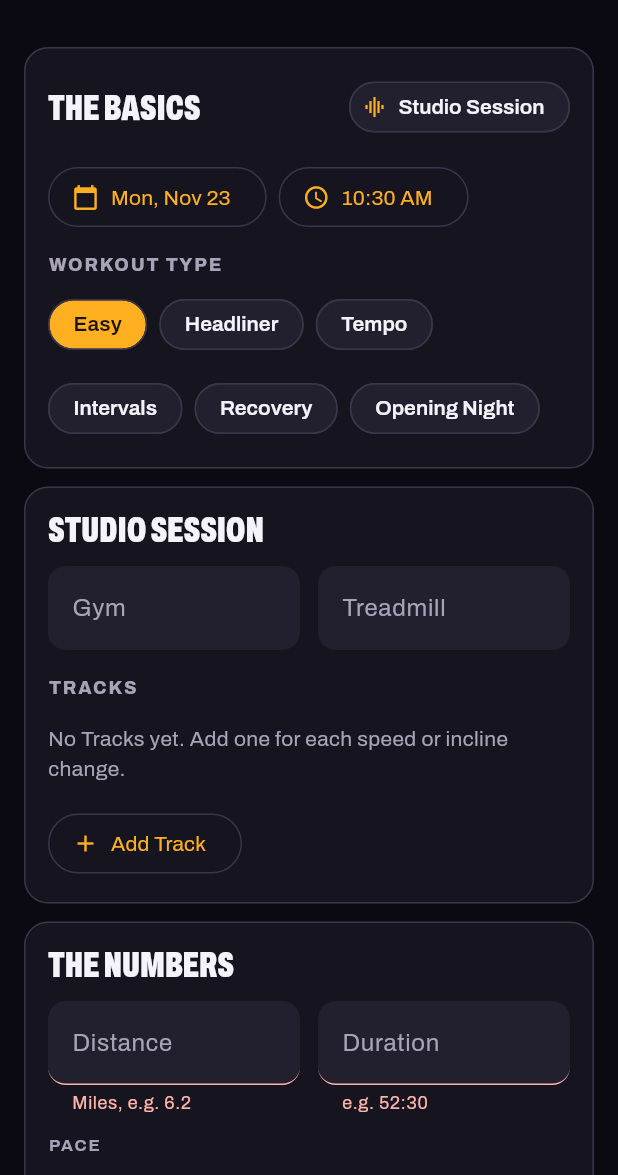
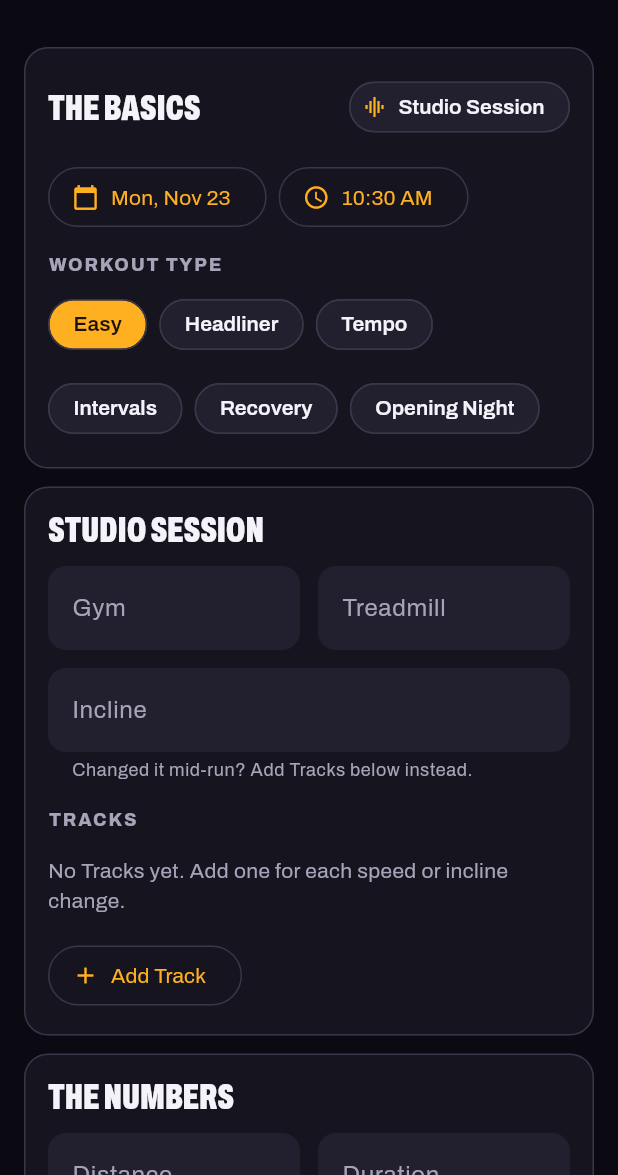
Before and after one commit to GloryComrade/setlist_tracker, a Flutter app: the ShowFormScreen screen opened by its route, after a tap on "STUDIO SESSION", after a tap on "Save", on a phone screen of 412 x 824 dp, the part 61-1236 px from its top. Run offline on Flutter 3.47's test engine with Material 3 defaults, Android fonts, the phone set to English and light mode, and no system bars; our stand-ins replace fl_chart, flutter_riverpod, geolocator, go_router, image_picker, just_audio and 6 more; missing offline and left inert: dart:js_interop, flutter_web_auth_2, health; project files that could hold a hidden picture were left out.

Commit message:
Incline on Studio Sessions without Tracks
One optional Incline (%) on the Studio Session card, for treadmill runs
logged without Tracks and Health imports. With Tracks, each Track keeps
its own incline and the Show uses their time-weighted average. Shown on
the Show page, in Crew posts and in the Steepest Studio Session record.
Health imports work it out from the climb a GymKit treadmill reports.

Co-Authored-By: Claude Opus 5.5 <noreply@anthropic.com>
Claude-Session: https://claude.ai/code/session_01TrojqmA8Zu5UVrBpNdR6w1

```diff
--- a/lib/logic/health_import.dart
+++ b/lib/logic/health_import.dart
@@ -67,6 +67,20 @@ List<HealthRun> newHealthRuns(List<HealthRun> runs, List<Show> shows) {
 Venue venueForHealthRun(HealthRun run) =>
     run.indoor == true ? Venue.studio : Venue.live;
 
+/// The average incline of a treadmill run, worked out from the climb Health
+/// recorded: a treadmill connected to an Apple Watch (GymKit) reports its
+/// elevation gain. Null when Health has no climb for the run, which is the
+/// usual case: Health has no incline field of its own.
+double? inclineFromHealthRun(HealthRun run) {
+  final gain = run.elevationGainFt;
+  final miles = run.distanceMiles;
+  if (gain == null || gain <= 0 || miles <= 0) return null;
+  final percent = gain / (miles * 5280) * 100;
+  final rounded = (percent * 10).round() / 10;
+  if (rounded <= 0) return null;
+  return rounded.clamp(0, StudioDetails.maxInclinePercent).toDouble();
+}
+
 /// A new Show for [run]. Workout type Easy, effort 5 and Feel "Fine" are
 /// placeholders the runner can change; distance, time and (for Live Shows)
 /// elevation and temperature come from Health.
@@ -83,7 +97,9 @@ Show showFromHealthRun(HealthRun run, {required DateTime now, String? id}) {
     durationSeconds: run.durationSeconds,
     effort: 5,
     feel: Feel.fine,
-    studio: venue == Venue.studio ? const StudioDetails() : null,
+    studio: venue == Venue.studio
+        ? StudioDetails(inclinePercent: inclineFromHealthRun(run))
+        : null,
     live: venue == Venue.live
         ? LiveDetails(
             elevationGainFt: run.elevationGainFt?.roundToDouble(),
--- a/lib/ui/crew/crew_post_card.dart
+++ b/lib/ui/crew/crew_post_card.dart
@@ -353,6 +353,13 @@ List<CrewShowFact> crewShowFacts(Show s, {String? gearName}) {
       spoken:
           '$count, up to ${top.toStringAsFixed(1)} miles per hour, '
           '${incline.toStringAsFixed(1)} percent average incline.',
+    ));
+  } else if (studio != null && studio.inclinePercent != null) {
+    final incline = studio.inclinePercent!.toStringAsFixed(1);
+    out.add((
+      icon: Icons.graphic_eq,
+      text: '$incline% incline',
+      spoken: '$incline percent incline.',
     ));
   }
   if (gearName != null && gearName.trim().isNotEmpty) {
--- a/lib/ui/show_detail/show_detail_screen.dart
+++ b/lib/ui/show_detail/show_detail_screen.dart
@@ -338,8 +338,9 @@ class _StudioSection extends StatelessWidget {
       details.gymName,
       details.treadmillName,
     ].whereType<String>().join(' · ');
+    final incline = details.inclinePercent;
     return SectionCard(
-      title: 'The Tracks',
+      title: details.tracks.isEmpty ? 'The Studio' : 'The Tracks',
       child: Column(
         crossAxisAlignment: CrossAxisAlignment.stretch,
         children: [
@@ -351,7 +352,9 @@ class _StudioSection extends StatelessWidget {
                 style: const TextStyle(color: StageColors.textMuted),
               ),
             ),
-          if (details.tracks.isEmpty)
+          if (details.tracks.isEmpty && incline != null)
+            InclineBar(inclinePercent: incline)
+          else if (details.tracks.isEmpty)
             const Text(
               'No Tracks logged.',
               style: TextStyle(color: StageColors.textMuted),
--- a/lib/ui/show_form/show_form_screen.dart
+++ b/lib/ui/show_form/show_form_screen.dart
@@ -70,6 +70,7 @@ class _ShowFormScreenState extends ConsumerState<ShowFormScreen> {
   // Studio Session
   final _gym = TextEditingController();
   final _treadmill = TextEditingController();
+  final _incline = TextEditingController();
   List<Track> _tracks = [];
   bool _useTrackTotals = true;
   String? _savedMixId;
@@ -153,6 +154,7 @@ class _ShowFormScreenState extends ConsumerState<ShowFormScreen> {
     if (st != null) {
       _gym.text = st.gymName ?? '';
       _treadmill.text = st.treadmillName ?? '';
+      _incline.text = _numText(st.inclinePercent);
       _tracks = [...st.tracks];
       _useTrackTotals = st.useTrackTotals;
       _savedMixId = st.savedMixId;
@@ -218,6 +220,7 @@ class _ShowFormScreenState extends ConsumerState<ShowFormScreen> {
     for (final c in [
       _gym,
       _treadmill,
+      _incline,
       _route,
       _elevation,
       _temp,
@@ -393,6 +396,8 @@ class _ShowFormScreenState extends ConsumerState<ShowFormScreen> {
               savedMixId: _savedMixId,
               tracks: _tracks,
               useTrackTotals: _useTrackTotals,
+              // With Tracks, each Track keeps its own incline.
+              inclinePercent: _tracks.isEmpty ? _num(_incline) : null,
             )
           : null,
       live: venue == Venue.live
@@ -608,6 +613,31 @@ class _ShowFormScreenState extends ConsumerState<ShowFormScreen> {
               ),
             ],
           ),
+          if (_tracks.isEmpty) ...[
+            const SizedBox(height: 12),
+            TextFormField(
+              controller: _incline,
+              decoration: const InputDecoration(
+                labelText: 'Incline',
+                suffixText: '%',
+                helperText: 'Changed it mid-run? Add Tracks below instead.',
+              ),
+              keyboardType: const TextInputType.numberWithOptions(
+                decimal: true,
+              ),
+              inputFormatters: [
+                FilteringTextInputFormatter.allow(RegExp(r'[0-9.]')),
+              ],
+              validator: (v) {
+                final t = (v ?? '').trim();
+                if (t.isEmpty) return null;
+                final n = double.tryParse(t);
+                return n == null || n < 0 || n > StudioDetails.maxInclinePercent
+                    ? '0 to 15%, e.g. 4.5'
+                    : null;
+              },
+            ),
+          ],
           const SizedBox(height: 16),
           const _Label('Tracks'),
           TrackEditor(tracks: _tracks, onChanged: _setTracks),
```
Also changed, not shown: lib/logic/gold_records.dart (+3 -8 lines), lib/models/venue_details.dart (+16 -0 lines), lib/ui/widgets/track_editor.dart (+43 -0 lines), 1 other file.
